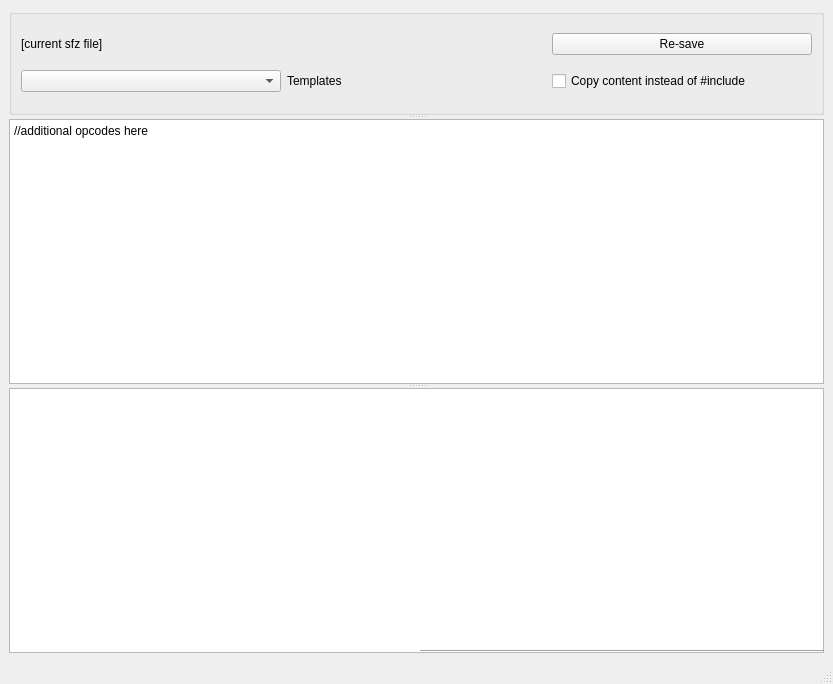
Qt form src/ui/mainwindow.ui (sfzmaker/sfzlink) before a commit.
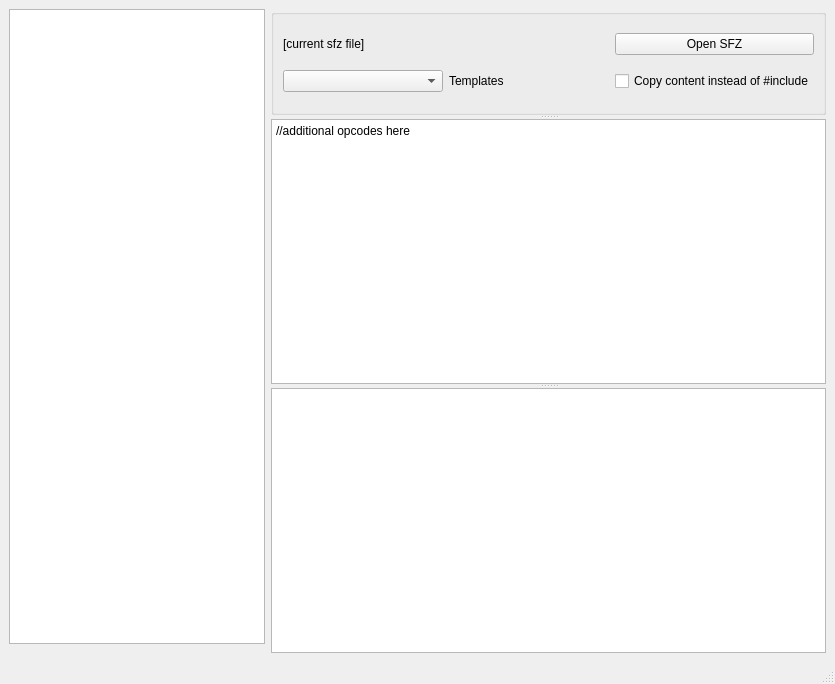
The same form after that commit.

What changed in the file:
```diff
--- a/src/ui/mainwindow.ui
+++ b/src/ui/mainwindow.ui
@@ -6,7 +6,7 @@
    <rect>
     <x>0</x>
     <y>0</y>
-    <width>833</width>
+    <width>835</width>
     <height>684</height>
    </rect>
   </property>
@@ -15,7 +15,30 @@
   </property>
   <widget class="QWidget" name="centralwidget">
    <layout class="QGridLayout" name="gridLayout">
-    <item row="0" column="0" rowspan="2" colspan="2">
+    <item row="0" column="0">
+     <widget class="QListWidget" name="listSfz">
+      <property name="sizePolicy">
+       <sizepolicy hsizetype="Fixed" vsizetype="Expanding">
+        <horstretch>0</horstretch>
+        <verstretch>0</verstretch>
+       </sizepolicy>
+      </property>
+      <property name="selectionMode">
+       <enum>QAbstractItemView::SingleSelection</enum>
+      </property>
+      <property name="selectionBehavior">
+       <enum>QAbstractItemView::SelectItems</enum>
+      </property>
+     </widget>
+    </item>
+    <item row="1" column="2">
+     <widget class="Line" name="line">
+      <property name="orientation">
+       <enum>Qt::Horizontal</enum>
+      </property>
+     </widget>
+    </item>
+    <item row="0" column="1" rowspan="2" colspan="2">
      <widget class="QSplitter" name="splitter">
       <property name="orientation">
        <enum>Qt::Vertical</enum>
@@ -34,6 +57,13 @@
         <property name="sizeConstraint">
          <enum>QLayout::SetMinimumSize</enum>
         </property>
+        <item row="0" column="2">
+         <widget class="QPushButton" name="pbnOpen">
+          <property name="text">
+           <string>Open SFZ</string>
+          </property>
+         </widget>
+        </item>
         <item row="0" column="0">
          <widget class="QLabel" name="lblSfz">
           <property name="sizePolicy">
@@ -47,16 +77,6 @@
           </property>
          </widget>
         </item>
-        <item row="1" column="0">
-         <widget class="QComboBox" name="cbxTemplate"/>
-        </item>
-        <item row="1" column="1">
-         <widget class="QLabel" name="label">
-          <property name="text">
-           <string>Templates</string>
-          </property>
-         </widget>
-        </item>
         <item row="1" column="2">
          <widget class="QCheckBox" name="chkInclude">
           <property name="text">
@@ -64,19 +84,16 @@
           </property>
          </widget>
         </item>
-        <item row="0" column="2">
-         <widget class="QPushButton" name="pbnSave">
-          <property name="sizePolicy">
-           <sizepolicy hsizetype="Minimum" vsizetype="Fixed">
-            <horstretch>0</horstretch>
-            <verstretch>0</verstretch>
-           </sizepolicy>
-          </property>
+        <item row="1" column="1">
+         <widget class="QLabel" name="label">
           <property name="text">
-           <string>Re-save</string>
+           <string>Templates</string>
           </property>
          </widget>
         </item>
+        <item row="1" column="0">
+         <widget class="QComboBox" name="cbxTemplate"/>
+        </item>
        </layout>
       </widget>
       <widget class="QPlainTextEdit" name="txtOpcodes">
@@ -103,19 +120,15 @@
        <property name="sortingEnabled">
         <bool>true</bool>
        </property>
+       <attribute name="headerMinimumSectionSize">
+        <number>100</number>
+       </attribute>
        <attribute name="headerDefaultSectionSize">
-        <number>300</number>
+        <number>400</number>
        </attribute>
       </widget>
      </widget>
     </item>
-    <item row="1" column="1">
-     <widget class="Line" name="line">
-      <property name="orientation">
-       <enum>Qt::Horizontal</enum>
-      </property>
-     </widget>
-    </item>
    </layout>
   </widget>
   <widget class="QMenuBar" name="menubar">
@@ -123,7 +136,7 @@
     <rect>
      <x>0</x>
      <y>0</y>
-     <width>833</width>
+     <width>835</width>
      <height>32</height>
     </rect>
    </property>
```
